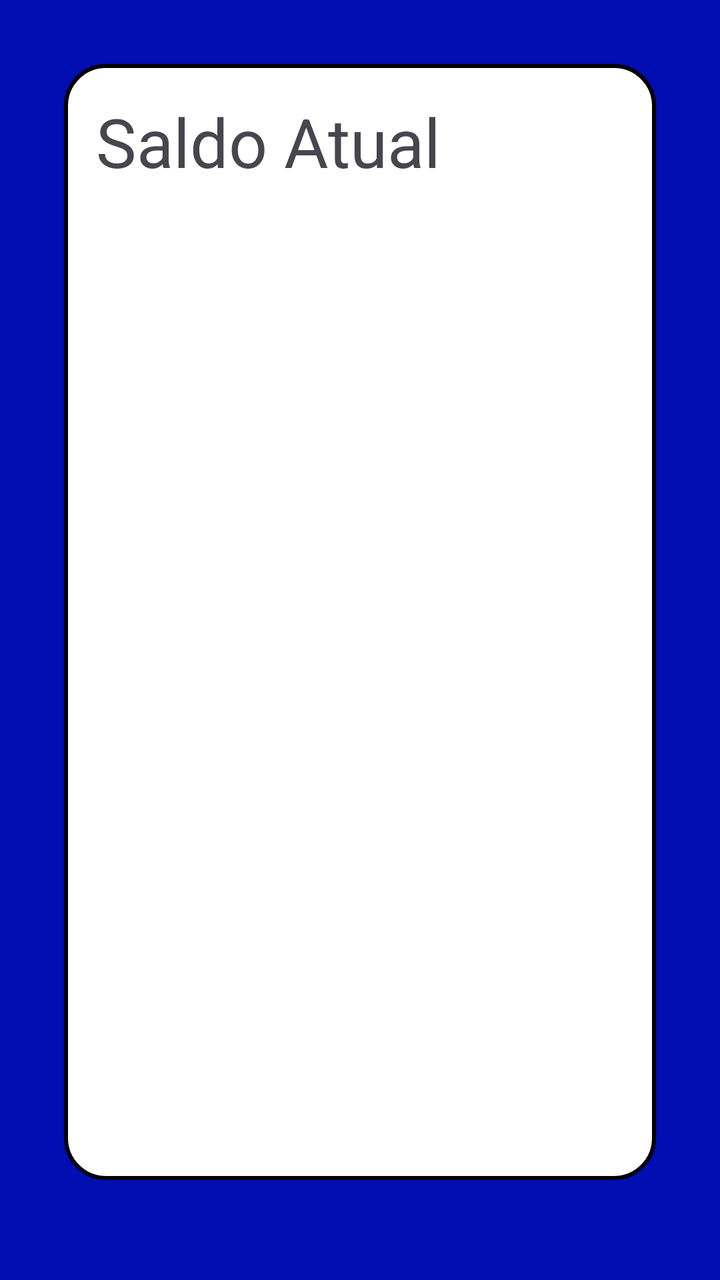
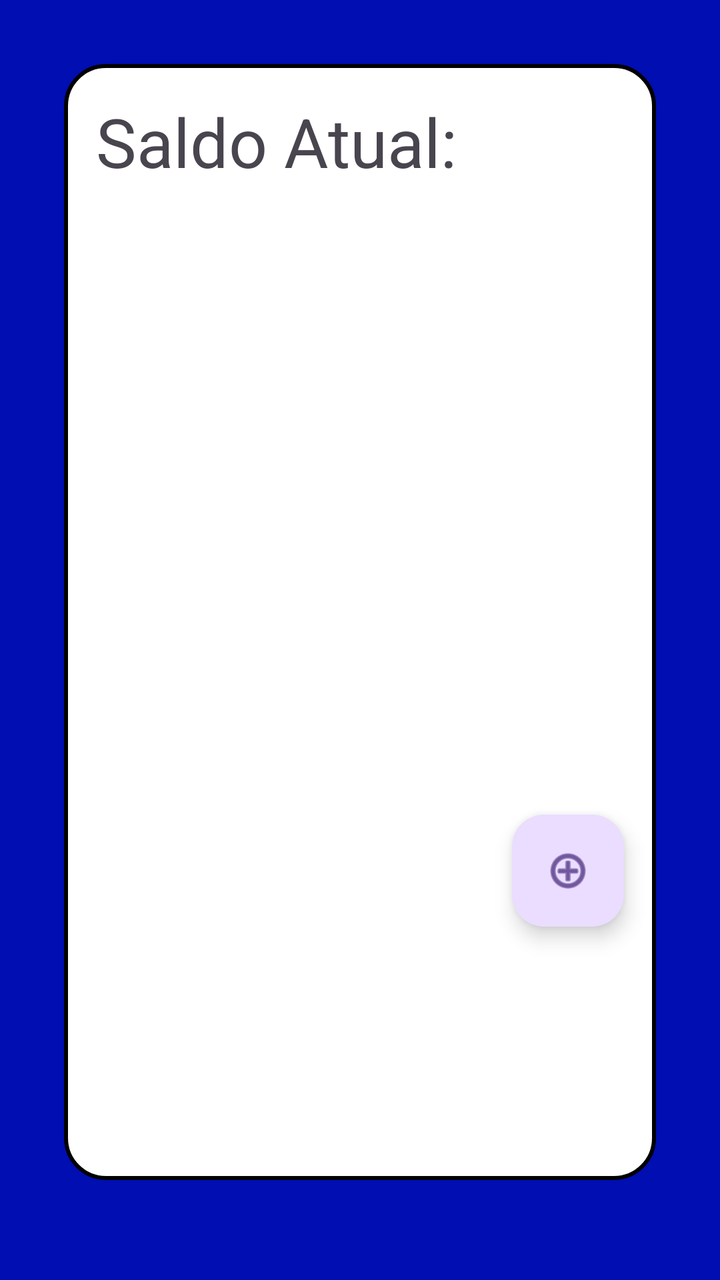

The first picture is an Android layout as it rendered before a commit; the second is the same layout after the commit. The layout source and the unified diff follow.
<!-- AndroidManifest.xml: application theme Theme.PoupaDev -->
<!-- res/layout/activity_main.xml -->
<?xml version="1.0" encoding="utf-8"?>
<androidx.constraintlayout.widget.ConstraintLayout xmlns:android="http://schemas.android.com/apk/res/android"
    xmlns:app="http://schemas.android.com/apk/res-auto"
    xmlns:tools="http://schemas.android.com/tools"
    android:id="@+id/main"
    android:layout_width="match_parent"
    android:layout_height="match_parent"
    android:background="@color/fundoPrincipal"
    tools:context=".MainActivity">

    <androidx.constraintlayout.widget.ConstraintLayout
        android:layout_width="match_parent"
        android:layout_height="match_parent"
        android:layout_marginStart="32dp"
        android:layout_marginTop="32dp"
        android:layout_marginEnd="32dp"
        android:layout_marginBottom="50dp"
        android:background="@drawable/borderprincipal"
        app:layout_constraintBottom_toBottomOf="parent"
        app:layout_constraintEnd_toEndOf="parent"
        app:layout_constraintStart_toStartOf="parent"
        app:layout_constraintTop_toTopOf="parent">

        <TextView
            android:id="@+id/tvSaldo"
            android:layout_width="0dp"
            android:layout_height="wrap_content"
            android:layout_marginStart="16dp"
            android:layout_marginTop="16dp"
            android:layout_marginEnd="16dp"
            android:text="Saldo Atual"
            android:textSize="34sp"
            app:layout_constraintEnd_toEndOf="parent"
            app:layout_constraintStart_toStartOf="parent"
            app:layout_constraintTop_toTopOf="parent" />

        <ListView
            android:layout_width="match_parent"
            android:layout_height="wrap_content"
            android:layout_marginStart="16dp"
            android:layout_marginTop="16dp"
            android:layout_marginEnd="16dp"
            app:layout_constraintBottom_toBottomOf="parent"
            app:layout_constraintEnd_toEndOf="parent"
            app:layout_constraintStart_toStartOf="parent"
            app:layout_constraintTop_toBottomOf="@+id/tvSaldo" />
    </androidx.constraintlayout.widget.ConstraintLayout>


</androidx.constraintlayout.widget.ConstraintLayout>
<!-- resources referenced by this layout -->
<resources>
  <color name="fundoPrincipal">#000eb2</color>
  <!-- drawable borderprincipal (drawable) -->
  <?xml version="1.0" encoding="utf-8"?>
  <shape xmlns:android="http://schemas.android.com/apk/res/android">
      <gradient
          android:centerColor="@color/white"
          android:endColor="@color/white"
          android:startColor="@color/white"
  
          />
      <stroke
          android:color="@color/black"
          android:width="2dp"
          />
  <corners
      android:radius="20dp"
      />
  </shape>
  <style name="Theme.PoupaDev" parent="Base.Theme.PoupaDev" />
  <color name="white">#FFFFFFFF</color>
  <color name="black">#FF000000</color>
  <style name="Base.Theme.PoupaDev" parent="Theme.Material3.DayNight.NoActionBar">
          
          
      </style>
</resources>

<!-- the commit's change to res/layout/activity_main.xml (unified diff, before → after) -->
@@ -28,22 +28,34 @@
             android:layout_marginStart="16dp"
             android:layout_marginTop="16dp"
             android:layout_marginEnd="16dp"
-            android:text="Saldo Atual"
+            android:text="Saldo Atual:"
             android:textSize="34sp"
             app:layout_constraintEnd_toEndOf="parent"
             app:layout_constraintStart_toStartOf="parent"
             app:layout_constraintTop_toTopOf="parent" />
 
         <ListView
+            android:id="@+id/listView"
             android:layout_width="match_parent"
-            android:layout_height="wrap_content"
+            android:layout_height="250dp"
             android:layout_marginStart="16dp"
-            android:layout_marginTop="16dp"
+            android:layout_marginTop="40dp"
             android:layout_marginEnd="16dp"
-            app:layout_constraintBottom_toBottomOf="parent"
             app:layout_constraintEnd_toEndOf="parent"
+            app:layout_constraintHorizontal_bias="0.0"
             app:layout_constraintStart_toStartOf="parent"
             app:layout_constraintTop_toBottomOf="@+id/tvSaldo" />
+
+        <com.google.android.material.floatingactionbutton.FloatingActionButton
+            android:id="@+id/floatingActionButton"
+            android:layout_width="wrap_content"
+            android:layout_height="wrap_content"
+            android:layout_marginTop="24dp"
+            android:layout_marginEnd="16dp"
+            android:clickable="true"
+            app:layout_constraintEnd_toEndOf="parent"
+            app:layout_constraintTop_toBottomOf="@+id/listView"
+            app:srcCompat="@android:drawable/ic_menu_add" />
     </androidx.constraintlayout.widget.ConstraintLayout>
 
 
